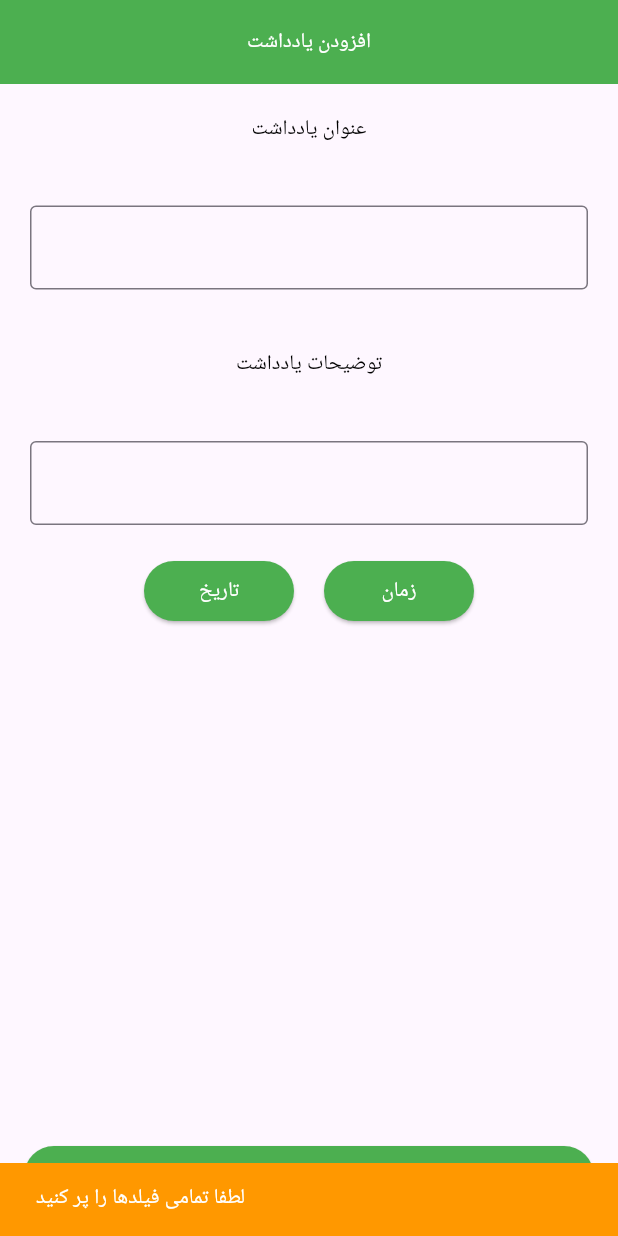
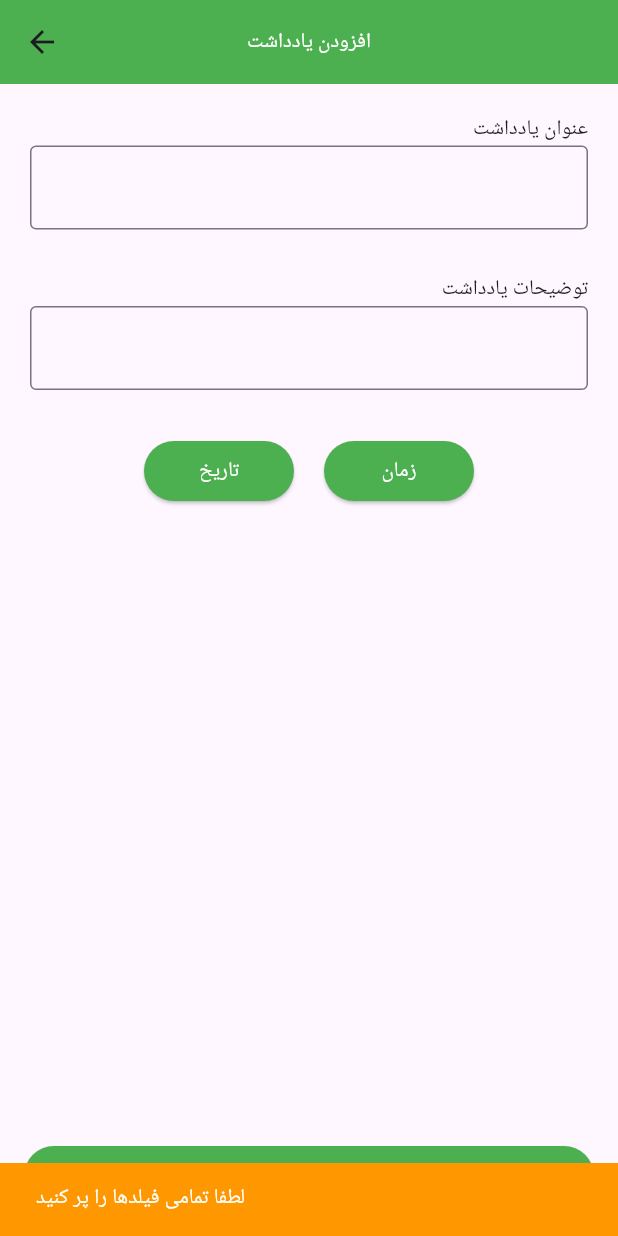
Before and after one commit to rominashafinaderi/NoteApp, a Flutter app: the AddNoteScreen screen opened directly, after a tap on "ذخیره یادداشت", on a phone screen of 412 x 824 dp. Run offline on Flutter 3.47's test engine with Material 3 defaults, Android fonts, the phone set to English and light mode, and no system bars; our stand-ins replace flutter_datetime_picker_plus, sqflite; accounts and stored records are empty.

```diff
--- a/lib/models/note_models.dart
+++ b/lib/models/note_models.dart
@@ -1,14 +1,31 @@
 class NoteModel {
   int? id;
-  String? title;
-  String? description;
-  String? date;
-  String? time;
+  String title;
+  String description;
+  String date;
+  String time;
 
-  NoteModel(
-      {this.id,
-      required this.title,
-      required this.description,
-      required this.date,
-      required this.time});
+  NoteModel({
+    this.id,
+    required this.title,
+    required this.description,
+    required this.date,
+    required this.time,
+  });
+
+  factory NoteModel.fromMap(Map<String, dynamic> json) => NoteModel(
+    id: json["id"],
+    title: json["title"],
+    description: json["description"],
+    date: json["dateNote"],
+    time: json["timeNote"],
+  );
+
+  Map<String, dynamic> toMap() => {
+    "id": id,
+    "title": title,
+    "description": description,
+    "dateNote": date,
+    "timeNote": time,
+  };
 }
--- a/lib/pages/add_note_file.dart
+++ b/lib/pages/add_note_file.dart
@@ -35,6 +35,7 @@ class _AddNoteScreenState extends State<AddNoteScreen> {
           mainAxisAlignment: MainAxisAlignment.spaceBetween,
           children: [
             Container(
+              margin: EdgeInsets.all(20),
               child: Column(
                 crossAxisAlignment: CrossAxisAlignment.end,
                 children: [
@@ -45,6 +46,9 @@ class _AddNoteScreenState extends State<AddNoteScreen> {
                           title = value;
                         });
                       }),
+                  SizedBox(
+                    height: 30,
+                  ),
                   itemBoxWithTitle(
                       title: 'توضیحات یادداشت',
                       onChanged: (value) {
@@ -52,6 +56,9 @@ class _AddNoteScreenState extends State<AddNoteScreen> {
                           description = value;
                         });
                       }),
+                  SizedBox(
+                    height: 30,
+                  ),
                   Row(
                     mainAxisAlignment: MainAxisAlignment.center,
                     children: [
@@ -114,44 +121,22 @@ class _AddNoteScreenState extends State<AddNoteScreen> {
                             time: timeNote);
                         int result = await DbProvider.db.addNote(note);
                         if (result > 0) {
-                          SnackBar snackBar = SnackBar(
-                            content: Text(
-                              'یادداشت با موفقیت افزوده شد',
-                              style: TextStyle(color: Colors.white),
-                            ),
-                            backgroundColor: Colors.green,
-                          );
-                          ScaffoldMessenger.of(context).showSnackBar(snackBar);
+                          ScaffoldMessenger.of(context).showSnackBar(
+                              ShowSnackBar(
+                                  'یادداشت با موفقیت افزوده شد', Colors.green));
                         } else {
-                          SnackBar snackBar2 = SnackBar(
-                            content: Text(
-                              'یادداشت افزوده نشد!!',
-                              style: TextStyle(color: Colors.white),
-                            ),
-                            backgroundColor: Colors.red,
-                          );
-                          ScaffoldMessenger.of(context).showSnackBar(snackBar2);
+                          ScaffoldMessenger.of(context).showSnackBar(
+                              ShowSnackBar('یادداشت افزوده نشد!!', Colors.red));
                         }
                       } else {
-                        SnackBar snackBar3 = SnackBar(
-                          content: Text(
-                            'لطفا تمامی فیلدها را پر کنید',
-                            style: TextStyle(color: Colors.white),
-                          ),
-                          backgroundColor: Colors.orange,
-                        );
-                        ScaffoldMessenger.of(context).showSnackBar(snackBar3);
+                        ScaffoldMessenger.of(context).showSnackBar(ShowSnackBar(
+                            'لطفا تمامی فیلدها را پر کنید', Colors.orange));
                       }
                     } catch (e) {
                       print("Error: $e");
-                      SnackBar errorSnackBar = SnackBar(
-                        content: Text(
-                          'خطا در ذخیره یادداشت',
-                          style: TextStyle(color: Colors.white),
-                        ),
-                        backgroundColor: Colors.red,
-                      );
-                      ScaffoldMessenger.of(context).showSnackBar(errorSnackBar);
+
+                      ScaffoldMessenger.of(context).showSnackBar(
+                          ShowSnackBar('خطا در ذخیره یادداشت', Colors.red));
                     }
                   },
                   child: Text(
@@ -168,29 +153,19 @@ class _AddNoteScreenState extends State<AddNoteScreen> {
       ),
     );
   }
+}
 
-  Widget itemBoxWithTitle(
-      {required String title, required ValueChanged<String>? onChanged}) {
-    return Column(
-      children: [
-        Container(
-            margin: EdgeInsets.all(20),
-            child: Text(
-              title,
-              style: TextStyle(fontSize: 14, color: Colors.black),
-            )),
-        Container(
-          margin: EdgeInsets.all(20),
-          child: TextField(
-            decoration: InputDecoration(border: OutlineInputBorder()),
-            onChanged: onChanged,
+SnackBar ShowSnackBar(String text, Color color) {
+  return SnackBar(
+    content: Text(
+      text,
+      style: TextStyle(color: Colors.white),
     ),
-        ),
-      ],
+    backgroundColor: color,
   );
 }
 
-  Widget Button({required VoidCallback? onPressed, required String title}) {
+Widget Button({required String title, required VoidCallback onPressed}) {
   return ElevatedButton(
     onPressed: onPressed,
     child: Text(
@@ -203,4 +178,20 @@ class _AddNoteScreenState extends State<AddNoteScreen> {
     ),
   );
 }
+
+Widget itemBoxWithTitle(
+    {required String title, required Function(String) onChanged}) {
+  return Column(
+    crossAxisAlignment: CrossAxisAlignment.end,
+    children: [
+      Text(title),
+      TextField(
+        onChanged: onChanged,
+        textAlign: TextAlign.right,
+        decoration: InputDecoration(
+          border: OutlineInputBorder(),
+        ),
+      ),
+    ],
+  );
 }
--- a/pubspec.yaml
+++ b/pubspec.yaml
@@ -37,7 +37,8 @@ dependencies:
   cupertino_icons: ^1.0.6
   sqflite: ^2.3.3+1
   flutter_datetime_picker_plus: ^2.1.0
-
+  path: ^1.9.0
+  path_provider: ^2.1.3
 dev_dependencies:
   flutter_test:
     sdk: flutter
```
Also changed, not shown: lib/db/database.dart (+38 -0 lines), lib/main.dart (+16 -11 lines), lib/pages/home_page.dart (added, +136 -0 lines), pubspec.lock, 1 other file. Lines whose indentation alone changed are shown as unchanged.
